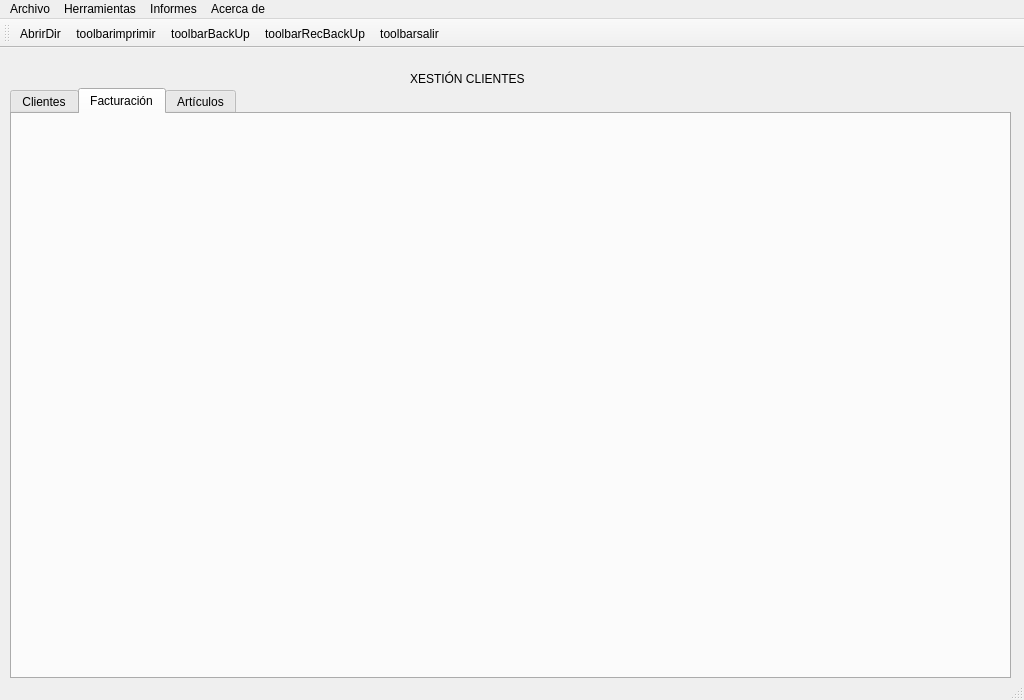
The window that window.ui (AdrianFernandezPerez/fernandezperez) describes before a commit, drawn with Qt 5.
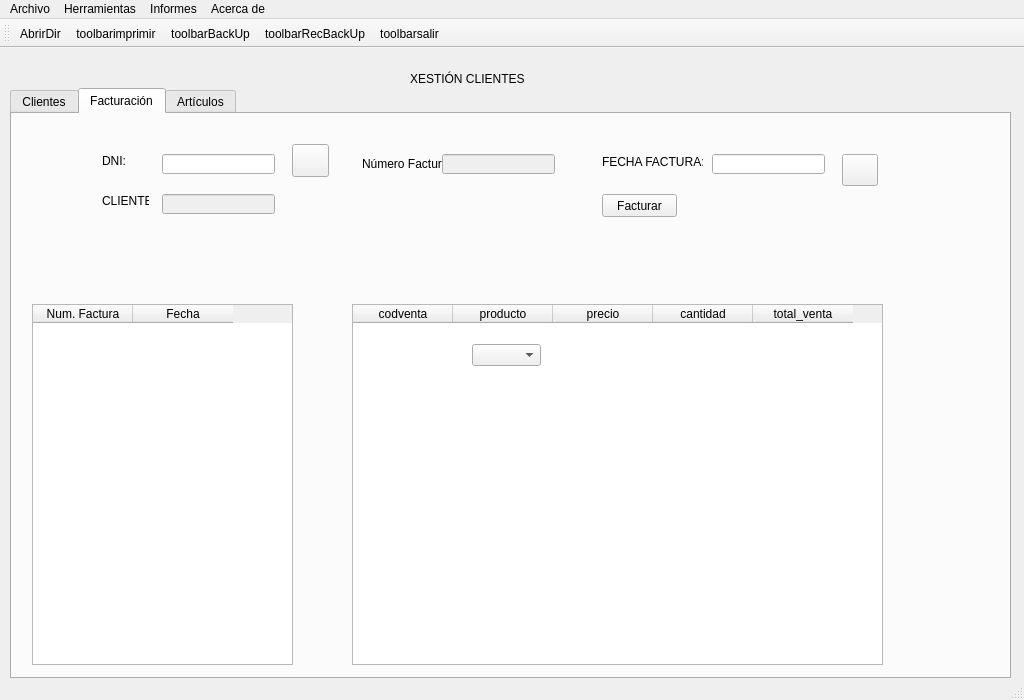
The same window after the commit. Icons and pictures are not drawn.

What changed in the file:
```diff
--- a/window.ui
+++ b/window.ui
@@ -640,6 +640,234 @@
      <attribute name="title">
       <string>Facturación</string>
      </attribute>
+     <widget class="QLabel" name="lblDni">
+      <property name="geometry">
+       <rect>
+        <x>90</x>
+        <y>40</y>
+        <width>47</width>
+        <height>13</height>
+       </rect>
+      </property>
+      <property name="text">
+       <string>DNI:</string>
+      </property>
+     </widget>
+     <widget class="QLabel" name="lblCliente">
+      <property name="geometry">
+       <rect>
+        <x>90</x>
+        <y>80</y>
+        <width>47</width>
+        <height>13</height>
+       </rect>
+      </property>
+      <property name="text">
+       <string>CLIENTE:</string>
+      </property>
+     </widget>
+     <widget class="QLineEdit" name="txtDni">
+      <property name="geometry">
+       <rect>
+        <x>150</x>
+        <y>40</y>
+        <width>113</width>
+        <height>20</height>
+       </rect>
+      </property>
+     </widget>
+     <widget class="QLineEdit" name="txtCliente">
+      <property name="enabled">
+       <bool>false</bool>
+      </property>
+      <property name="geometry">
+       <rect>
+        <x>150</x>
+        <y>80</y>
+        <width>113</width>
+        <height>20</height>
+       </rect>
+      </property>
+     </widget>
+     <widget class="QLabel" name="lblFechaFactura">
+      <property name="geometry">
+       <rect>
+        <x>590</x>
+        <y>40</y>
+        <width>101</width>
+        <height>16</height>
+       </rect>
+      </property>
+      <property name="text">
+       <string>FECHA FACTURA:</string>
+      </property>
+     </widget>
+     <widget class="QLineEdit" name="txtFechaFactura">
+      <property name="geometry">
+       <rect>
+        <x>700</x>
+        <y>40</y>
+        <width>113</width>
+        <height>20</height>
+       </rect>
+      </property>
+     </widget>
+     <widget class="QPushButton" name="btnCalendar_2">
+      <property name="geometry">
+       <rect>
+        <x>830</x>
+        <y>40</y>
+        <width>36</width>
+        <height>32</height>
+       </rect>
+      </property>
+      <property name="text">
+       <string/>
+      </property>
+      <property name="icon">
+       <iconset>
+        <normaloff>img/calendar.png</normaloff>img/calendar.png</iconset>
+      </property>
+      <property name="iconSize">
+       <size>
+        <width>24</width>
+        <height>24</height>
+       </size>
+      </property>
+     </widget>
+     <widget class="QPushButton" name="btnFacturar">
+      <property name="geometry">
+       <rect>
+        <x>590</x>
+        <y>80</y>
+        <width>75</width>
+        <height>23</height>
+       </rect>
+      </property>
+      <property name="text">
+       <string>Facturar</string>
+      </property>
+     </widget>
+     <widget class="QPushButton" name="btnBuscarCliFac">
+      <property name="geometry">
+       <rect>
+        <x>280</x>
+        <y>30</y>
+        <width>37</width>
+        <height>33</height>
+       </rect>
+      </property>
+      <property name="text">
+       <string/>
+      </property>
+      <property name="icon">
+       <iconset>
+        <normaloff>img/lupa.png</normaloff>img/lupa.png</iconset>
+      </property>
+      <property name="iconSize">
+       <size>
+        <width>25</width>
+        <height>25</height>
+       </size>
+      </property>
+     </widget>
+     <widget class="QTableWidget" name="tabFacturas">
+      <property name="geometry">
+       <rect>
+        <x>20</x>
+        <y>190</y>
+        <width>261</width>
+        <height>361</height>
+       </rect>
+      </property>
+      <property name="selectionBehavior">
+       <enum>QAbstractItemView::SelectRows</enum>
+      </property>
+      <column>
+       <property name="text">
+        <string>Num. Factura</string>
+       </property>
+      </column>
+      <column>
+       <property name="text">
+        <string>Fecha</string>
+       </property>
+      </column>
+     </widget>
+     <widget class="QLabel" name="lblDni_2">
+      <property name="geometry">
+       <rect>
+        <x>350</x>
+        <y>40</y>
+        <width>81</width>
+        <height>20</height>
+       </rect>
+      </property>
+      <property name="text">
+       <string>Número Factura</string>
+      </property>
+     </widget>
+     <widget class="QLineEdit" name="lblNumFac">
+      <property name="enabled">
+       <bool>false</bool>
+      </property>
+      <property name="geometry">
+       <rect>
+        <x>430</x>
+        <y>40</y>
+        <width>113</width>
+        <height>20</height>
+       </rect>
+      </property>
+     </widget>
+     <widget class="QTableWidget" name="tabVentas">
+      <property name="geometry">
+       <rect>
+        <x>340</x>
+        <y>190</y>
+        <width>531</width>
+        <height>361</height>
+       </rect>
+      </property>
+      <property name="selectionBehavior">
+       <enum>QAbstractItemView::SelectRows</enum>
+      </property>
+      <column>
+       <property name="text">
+        <string>codventa</string>
+       </property>
+      </column>
+      <column>
+       <property name="text">
+        <string>producto</string>
+       </property>
+      </column>
+      <column>
+       <property name="text">
+        <string>precio</string>
+       </property>
+      </column>
+      <column>
+       <property name="text">
+        <string>cantidad</string>
+       </property>
+      </column>
+      <column>
+       <property name="text">
+        <string>total_venta</string>
+       </property>
+      </column>
+     </widget>
+     <widget class="QComboBox" name="cmbProducto">
+      <property name="geometry">
+       <rect>
+        <x>460</x>
+        <y>230</y>
+        <width>69</width>
+        <height>22</height>
+       </rect>
+      </property>
+     </widget>
     </widget>
     <widget class="QWidget" name="tab_3">
      <attribute name="title">
```
Left out of the diff: 127 changed lines with no effect on the pictures.
